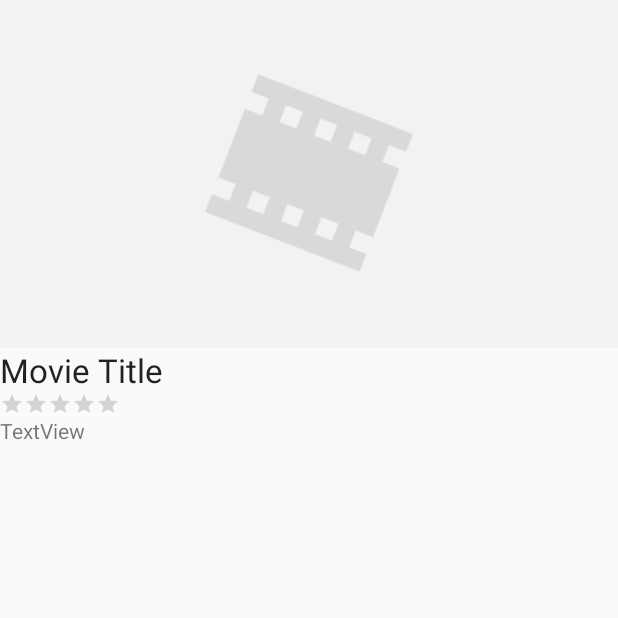
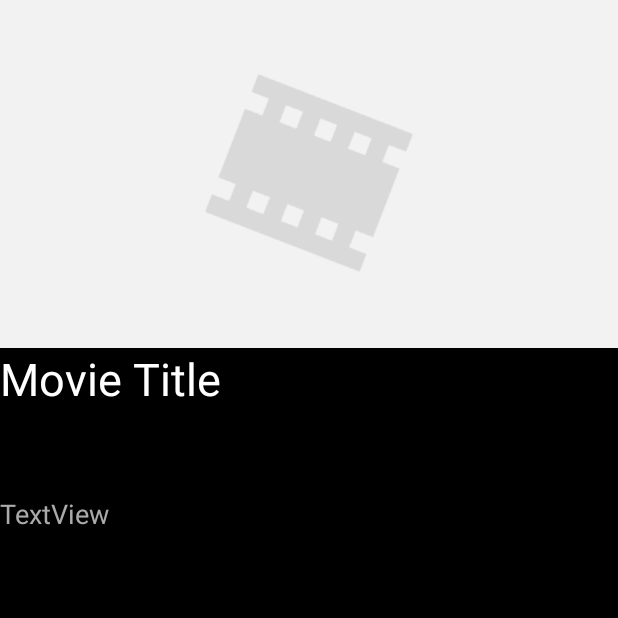
Before and after one commit to snhoward/Flicks, an Android app: the MovieDetailsActivity screen opened directly, with no data from a screen before it, on a phone screen of 412 x 824 dp, the top half of it. Run offline under Robolectric (Android 15) with nearby library versions, the phone set to English and light mode, and no system bars; our stand-ins replace ButterKnife; libraries missing offline, so code that uses them is left out: com.loopj.android, cz.msebera.android, org.parceler; pictures from the network do not load; 7 statements that could not run were skipped.

Commit message:
changed design and xml files

```diff
--- a/app/src/main/res/layout-land/item_movie.xml
+++ b/app/src/main/res/layout-land/item_movie.xml
@@ -26,7 +26,7 @@
         android:text="Movie Title"
         android:textAppearance="@android:style/TextAppearance.Medium"
         android:layout_alignParentRight="true"
-        android:textColor="#B22222"
+        android:textColor="#ffffff"
         android:layout_alignParentEnd="true" />
 
     <TextView
@@ -37,7 +37,7 @@
         android:layout_alignParentRight="true"
         android:layout_below="@+id/tvTitle"
         android:layout_toRightOf="@+id/ivBackdropImage"
-        android:textColor="#ffffff"
+        android:textColor="@android:color/darker_gray"
         android:text="TextView" />
 
 </RelativeLayout>
--- a/app/src/main/res/layout/activity_movie_details.xml
+++ b/app/src/main/res/layout/activity_movie_details.xml
@@ -4,31 +4,37 @@
     xmlns:tools="http://schemas.android.com/tools"
     android:layout_width="match_parent"
     android:layout_height="match_parent"
+    android:background="@android:color/black"
     tools:context="com.example.snhoward.flicks.MovieDetailsActivity">
 
     <TextView
         android:id="@+id/tvTitle"
         android:layout_width="wrap_content"
         android:layout_height="wrap_content"
+        android:layout_alignParentStart="true"
+        android:layout_below="@+id/ivBackdrop"
         android:text="Movie Title"
         android:textAppearance="@android:style/TextAppearance.Large"
-        android:layout_below="@+id/ivBackdrop"
-        android:layout_alignParentStart="true" />
+        android:textColor="@android:color/white"
+        android:textSize="30sp" />
 
     <TextView
         android:id="@+id/tvOverview"
         android:layout_width="wrap_content"
         android:layout_height="wrap_content"
+        android:layout_alignParentEnd="true"
+        android:layout_alignParentLeft="true"
+        android:layout_alignParentRight="true"
+        android:layout_alignParentStart="true"
+        android:layout_below="@+id/rbRating"
+        android:lineSpacingExtra="8sp"
         android:text="TextView"
-        android:layout_below="@+id/rbRating"
-        android:layout_alignParentLeft="true"
-        android:layout_alignParentStart="true"
-        android:layout_alignParentRight="true"
-        android:layout_alignParentEnd="true" />
+        android:textColor="@android:color/darker_gray"
+        android:textSize="18sp" />
 
     <RatingBar
         android:id="@+id/rbRating"
-        style="@style/Widget.AppCompat.RatingBar.Small"
+        style="@style/Base.Widget.AppCompat.RatingBar"
         android:layout_width="wrap_content"
         android:layout_height="wrap_content"
         android:layout_alignParentLeft="true"
--- a/app/src/main/res/layout/item_movie.xml
+++ b/app/src/main/res/layout/item_movie.xml
@@ -26,7 +26,7 @@
         android:text="Movie Title"
         android:textAppearance="@android:style/TextAppearance.Large"
         android:layout_alignParentRight="true"
-        android:textColor="#B22222"
+        android:textColor="#ffffff"
         android:layout_alignParentEnd="true" />
 
     <TextView
@@ -37,7 +37,7 @@
         android:layout_alignParentRight="true"
         android:layout_below="@+id/tvTitle"
         android:layout_toRightOf="@+id/ivPosterImage"
-        android:textColor="#ffffff"
+        android:textColor="@android:color/darker_gray"
         android:text="movie overview and synopsis" />
 
 </RelativeLayout>
--- a/app/src/main/res/values/styles.xml
+++ b/app/src/main/res/values/styles.xml
@@ -5,7 +5,7 @@
         <!-- Customize your theme here. -->
         <item name="colorPrimary">#B22222</item>
         <item name="colorPrimaryDark">#000000</item>
-        <item name="colorAccent">#ffffff</item>
+        <item name="colorAccent">#B22222</item>
     </style>
 
 </resources>
```
